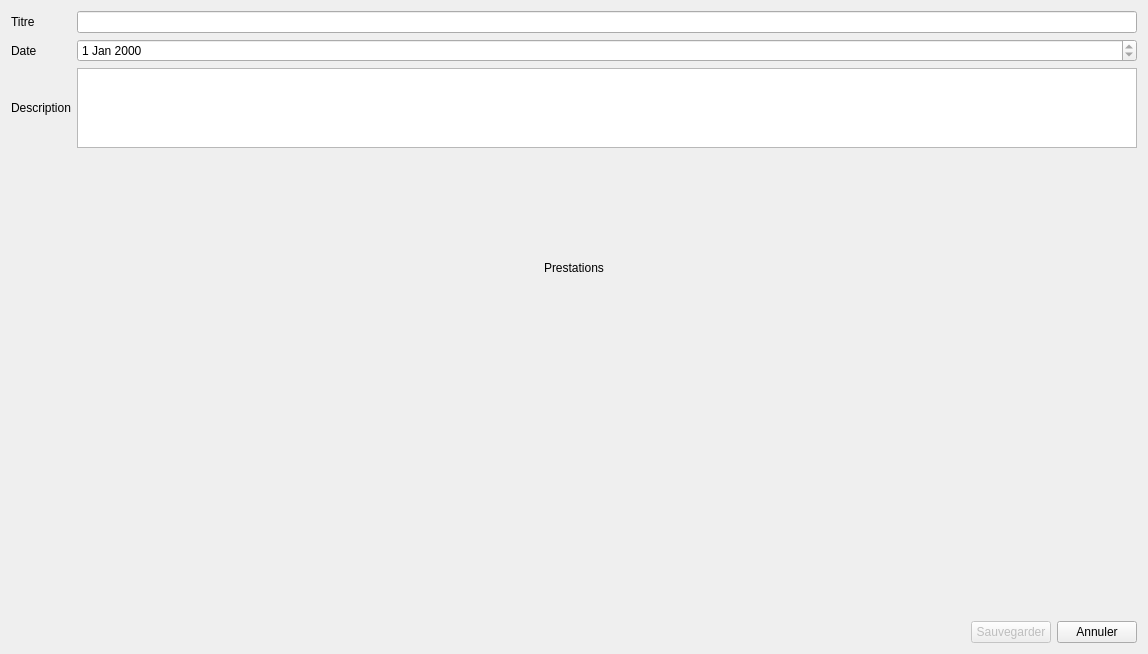
The window that src/gui/dialogs/addquotedialog.ui (FACT-Team/FactDev) describes before a commit, drawn with Qt 5.
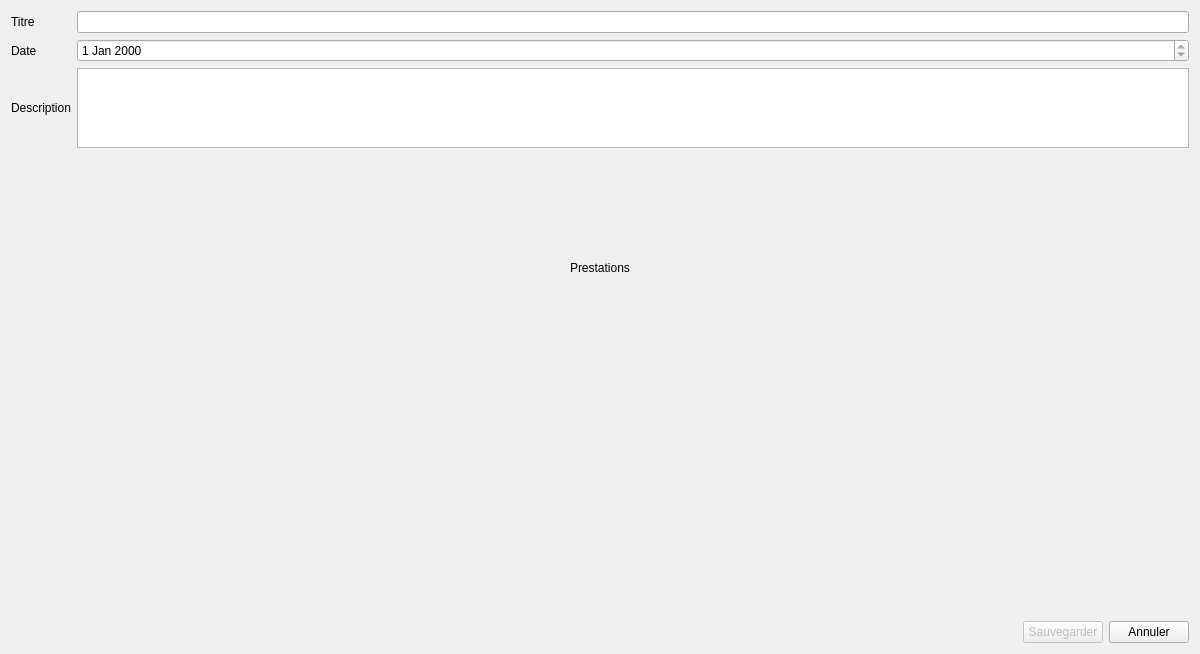
The same window after the commit. Icons and pictures are not drawn. Custom widgets are drawn as their Qt base class.

```diff
--- a/src/gui/dialogs/addquotedialog.ui
+++ b/src/gui/dialogs/addquotedialog.ui
@@ -6,7 +6,7 @@
    <rect>
     <x>0</x>
     <y>0</y>
-    <width>1148</width>
+    <width>1200</width>
     <height>654</height>
    </rect>
   </property>
```
